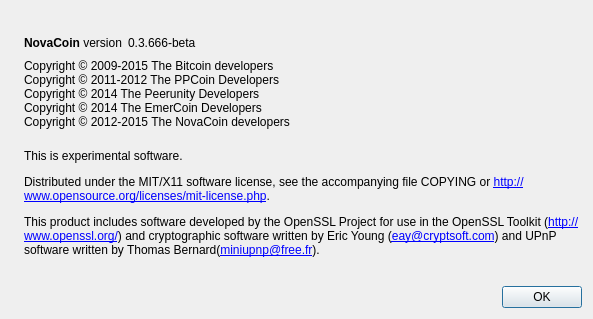
This is src/qt/forms/aboutdialog.ui in mcastillo0724/novacoin as Qt 5 draws it before an edit. The edited form follows.
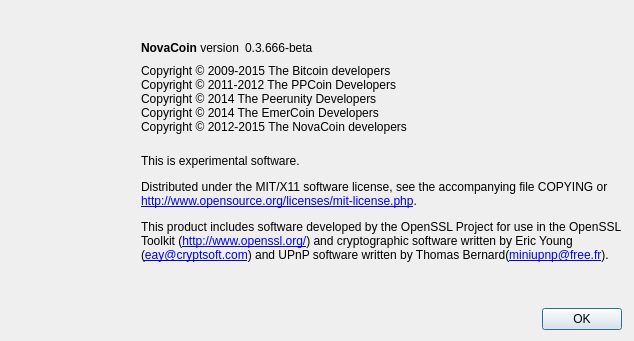
This is the edited form. Icons and pictures are not drawn.

Commit message: Логотип NVC вместо синей полосы

Diff of the .ui file:
```diff
--- a/src/qt/forms/aboutdialog.ui
+++ b/src/qt/forms/aboutdialog.ui
@@ -6,16 +6,40 @@
    <rect>
     <x>0</x>
     <y>0</y>
-    <width>593</width>
-    <height>319</height>
+    <width>634</width>
+    <height>341</height>
    </rect>
   </property>
+  <property name="sizePolicy">
+   <sizepolicy hsizetype="Fixed" vsizetype="Fixed">
+    <horstretch>0</horstretch>
+    <verstretch>0</verstretch>
+   </sizepolicy>
+  </property>
+  <property name="minimumSize">
+   <size>
+    <width>634</width>
+    <height>341</height>
+   </size>
+  </property>
+  <property name="maximumSize">
+   <size>
+    <width>634</width>
+    <height>341</height>
+   </size>
+  </property>
   <property name="windowTitle">
    <string>About NovaCoin</string>
   </property>
-  <layout class="QHBoxLayout" name="horizontalLayout_2">
-   <item>
     <widget class="QLabel" name="label_4">
+   <property name="geometry">
+    <rect>
+     <x>5</x>
+     <y>15</y>
+     <width>128</width>
+     <height>128</height>
+    </rect>
+   </property>
      <property name="sizePolicy">
       <sizepolicy hsizetype="Preferred" vsizetype="Ignored">
        <horstretch>0</horstretch>
@@ -23,12 +47,22 @@
       </sizepolicy>
      </property>
      <property name="pixmap">
-      <pixmap resource="../bitcoin.qrc">:/images/about</pixmap>
-     </property>
-    </widget>
-   </item>
-   <item>
+    <pixmap resource="../bitcoin.qrc">:/icons/bitcoin</pixmap>
+   </property>
+  </widget>
+  <widget class="QWidget" name="layoutWidget">
+   <property name="geometry">
+    <rect>
+     <x>141</x>
+     <y>9</y>
+     <width>481</width>
+     <height>321</height>
+    </rect>
+   </property>
     <layout class="QVBoxLayout" name="verticalLayout_2">
+    <property name="sizeConstraint">
+     <enum>QLayout::SetMaximumSize</enum>
+    </property>
      <item>
       <spacer name="verticalSpacer_2">
        <property name="orientation">
@@ -36,8 +70,8 @@
        </property>
        <property name="sizeHint" stdset="0">
         <size>
-         <width>20</width>
-         <height>40</height>
+        <width>468</width>
+        <height>19</height>
         </size>
        </property>
       </spacer>
@@ -108,7 +142,7 @@
         <cursorShape>IBeamCursor</cursorShape>
        </property>
        <property name="text">
-        <string>&lt;html&gt;&lt;head/&gt;&lt;body&gt;&lt;p&gt;&lt;br/&gt;This is experimental software.&lt;/p&gt;&lt;p&gt;Distributed under the MIT/X11 software license, see the accompanying file COPYING or &lt;a href=&quot;http://www.opensource.org/licenses/mit-license.php&quot;&gt;&lt;span style=&quot; text-decoration: underline; color:#0000ff;&quot;&gt;http://www.opensource.org/licenses/mit-license.php&lt;/span&gt;&lt;/a&gt;.&lt;/p&gt;&lt;p&gt;This product includes software developed by the OpenSSL Project for use in the OpenSSL Toolkit (&lt;a href=&quot;http://www.openssl.org/&quot;&gt;&lt;span style=&quot; text-decoration: underline; color:#0000ff;&quot;&gt;http://www.openssl.org/&lt;/span&gt;&lt;/a&gt;) and cryptographic software written by Eric Young (&lt;a href=&quot;mailto:eay@cryptsoft.com&quot;&gt;&lt;span style=&quot; text-decoration: underline; color:#0000ff;&quot;&gt;eay@cryptsoft.com&lt;/span&gt;&lt;/a&gt;) and UPnP software written by Thomas Bernard(&lt;a href=&quot;mailto:miniupnp@free.fr&quot;&gt;&lt;span style=&quot; text-decoration: underline; color:#0000ff;&quot;&gt;miniupnp@free.fr&lt;/span&gt;&lt;/a&gt;).&lt;/p&gt;&lt;/body&gt;&lt;/html&gt;</string>
+       <string>&lt;html&gt;&lt;head/&gt;&lt;body&gt;&lt;p&gt;&lt;br/&gt;This is experimental software.&lt;/p&gt;&lt;p&gt;Distributed under the MIT/X11 software license, see the accompanying file COPYING or &lt;br/&gt;&lt;a href=&quot;http://www.opensource.org/licenses/mit-license.php&quot;&gt;&lt;span style=&quot; text-decoration: underline; color:#0000ff;&quot;&gt;http://www.opensource.org/licenses/mit-license.php&lt;/span&gt;&lt;/a&gt;.&lt;/p&gt;&lt;p&gt;This product includes software developed by the OpenSSL Project for use in the OpenSSL Toolkit (&lt;a href=&quot;http://www.openssl.org/&quot;&gt;&lt;span style=&quot; text-decoration: underline; color:#0000ff;&quot;&gt;http://www.openssl.org/&lt;/span&gt;&lt;/a&gt;) and cryptographic software written by Eric Young (&lt;a href=&quot;mailto:eay@cryptsoft.com&quot;&gt;&lt;span style=&quot; text-decoration: underline; color:#0000ff;&quot;&gt;eay@cryptsoft.com&lt;/span&gt;&lt;/a&gt;) and UPnP software written by Thomas Bernard(&lt;a href=&quot;mailto:miniupnp@free.fr&quot;&gt;&lt;span style=&quot; text-decoration: underline; color:#0000ff;&quot;&gt;miniupnp@free.fr&lt;/span&gt;&lt;/a&gt;).&lt;/p&gt;&lt;/body&gt;&lt;/html&gt;</string>
        </property>
        <property name="wordWrap">
         <bool>true</bool>
@@ -145,8 +179,7 @@
       </widget>
      </item>
     </layout>
-   </item>
-  </layout>
+  </widget>
  </widget>
  <resources>
   <include location="../bitcoin.qrc"/>
```
Left out of the diff: 1 changed line with no effect on the pictures. Lines whose indentation alone changed are shown as unchanged. The commit also changes 1 other file.
